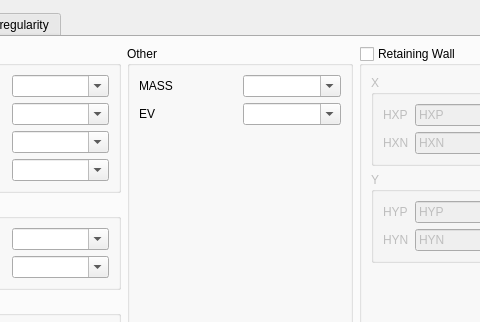
Before: the Qt Designer form widgets/civiltools_project_settings.ui in ebrahimraeyat/civilTools, drawn with Qt 5; both pictures show x 358 to 838 and y 0 to 322 of the 1151 by 753 pixel window.
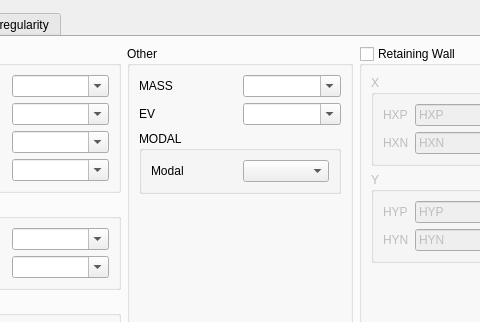
After: the same form once the commit is applied. The open tabs and pages were chosen to show the change. Icons and pictures are not drawn. Custom widgets are drawn as their Qt base class.

Commit message: Add modal load case to settings

What changed in the file:
```diff
--- a/widgets/civiltools_project_settings.ui
+++ b/widgets/civiltools_project_settings.ui
@@ -1463,13 +1463,6 @@
               </property>
              </widget>
             </item>
-            <item row="1" column="0">
-             <widget class="QLabel" name="label_41">
-              <property name="text">
-               <string>EV</string>
-              </property>
-             </widget>
-            </item>
             <item row="0" column="1">
              <widget class="QComboBox" name="mass_combobox">
               <property name="editable">
@@ -1484,7 +1477,7 @@
               </property>
              </widget>
             </item>
-            <item row="2" column="1">
+            <item row="3" column="1">
              <spacer name="verticalSpacer_5">
               <property name="orientation">
                <enum>Qt::Vertical</enum>
@@ -1497,6 +1490,36 @@
               </property>
              </spacer>
             </item>
+            <item row="1" column="0">
+             <widget class="QLabel" name="label_41">
+              <property name="text">
+               <string>EV</string>
+              </property>
+             </widget>
+            </item>
+            <item row="2" column="0" colspan="2">
+             <widget class="QGroupBox" name="groupBox_14">
+              <property name="title">
+               <string>MODAL</string>
+              </property>
+              <layout class="QGridLayout" name="gridLayout_10">
+               <item row="0" column="0">
+                <widget class="QLabel" name="label_66">
+                 <property name="text">
+                  <string>Modal</string>
+                 </property>
+                </widget>
+               </item>
+               <item row="0" column="1">
+                <widget class="QComboBox" name="modal_combobox">
+                 <property name="editable">
+                  <bool>false</bool>
+                 </property>
+                </widget>
+               </item>
+              </layout>
+             </widget>
+            </item>
            </layout>
           </widget>
          </item>
```
The commit also changes 2 other files.
